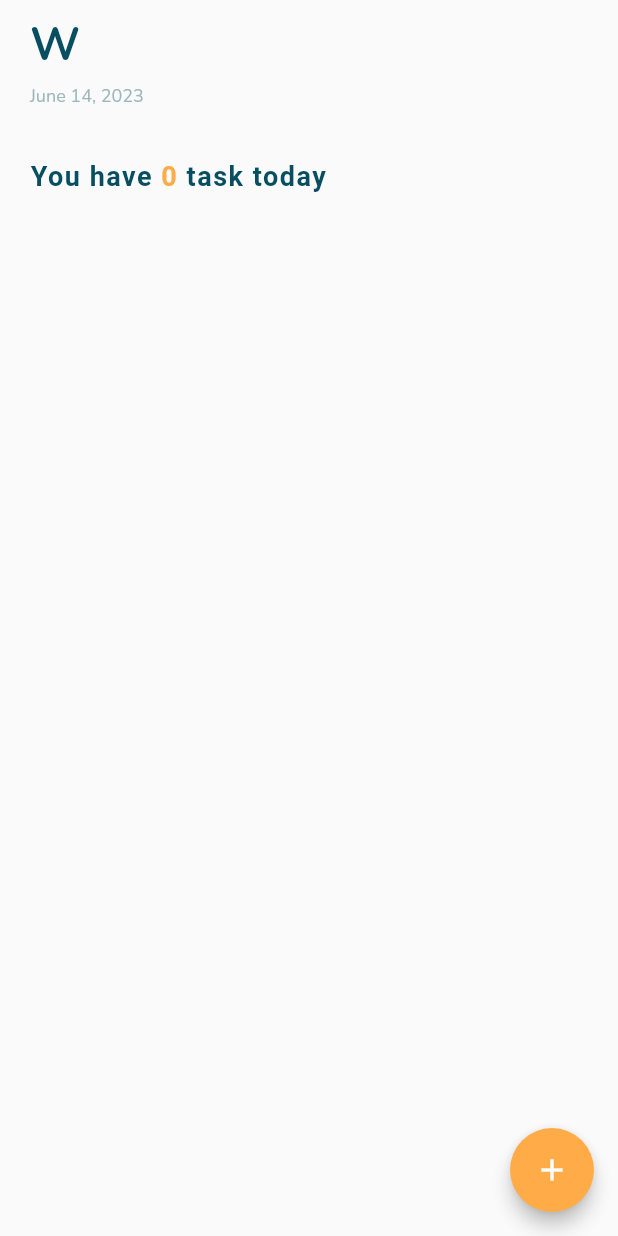
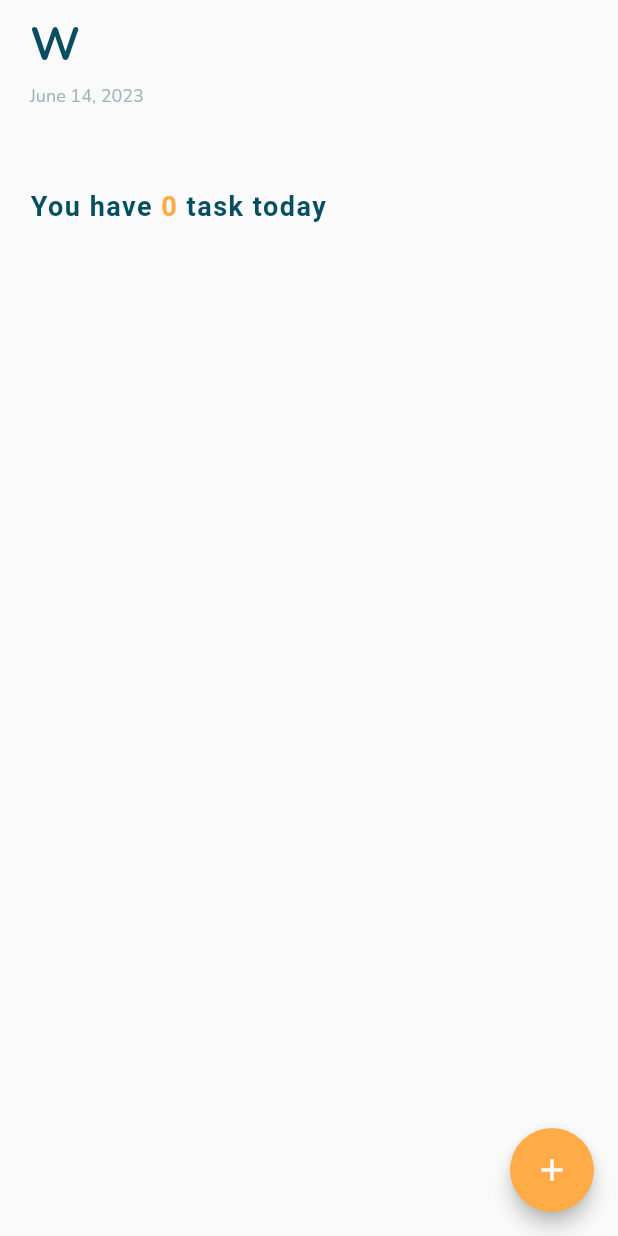
Before and after one commit to 55nemo55/todo, a Flutter app: the screen it shows after launch, on a phone screen of 412 x 824 dp. Run offline on Flutter 3.47's test engine with Material 2 defaults, Android fonts, the phone set to English and light mode, and no system bars; our stand-ins replace auto_size_text, font_awesome_flutter.

Commit message:
Version1

```diff
--- a/lib/screens/main_page.dart
+++ b/lib/screens/main_page.dart
@@ -53,7 +53,7 @@ class MainPage extends StatelessWidget {
                   ],
                 ),
                 const SizedBox(
-                  height: 35,
+                  height: 55,
                 ),
                 RichText(
                     text: TextSpan(
```
